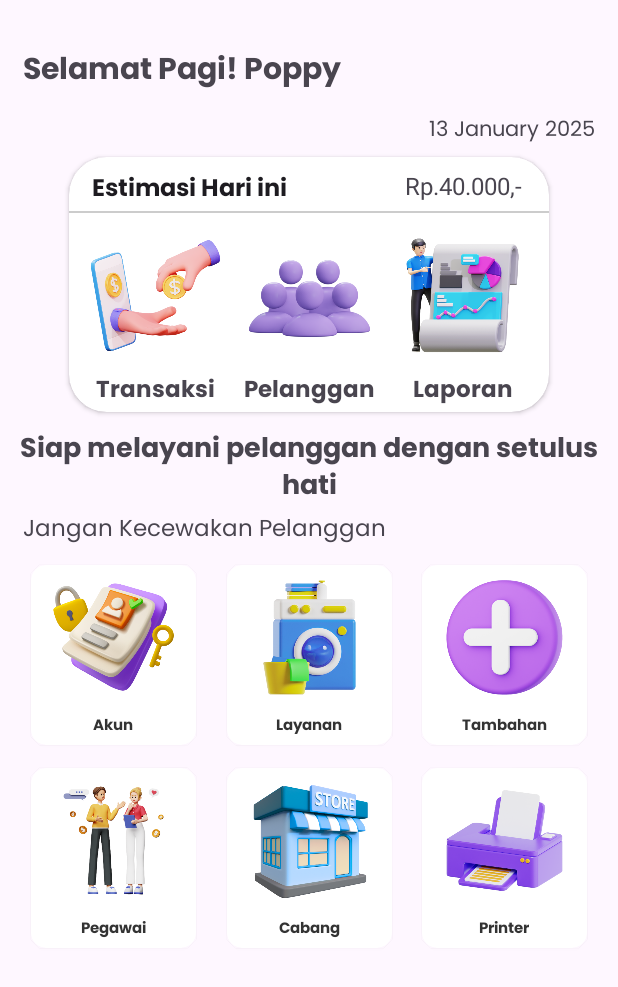
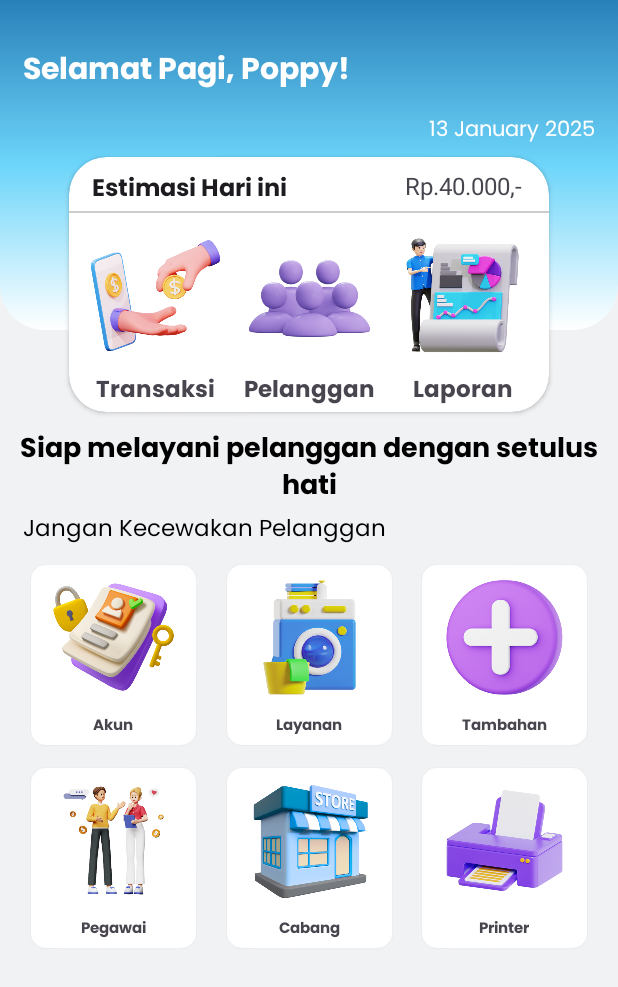
Before and after one commit to poppyandarista/Laundry, an Android app: the screen it shows after launch (MainActivity), on a phone screen of 412 x 824 dp. Shown: the top 987 px of the screen. Run offline under Robolectric (Android 15) with nearby library versions, the phone set to English and light mode, and no system bars.

Commit message:
update ui

```diff
--- a/Laundry/app/src/main/java/com/luthfiana/laundry/MainActivity.kt
+++ b/Laundry/app/src/main/java/com/luthfiana/laundry/MainActivity.kt
@@ -29,13 +29,13 @@
         val hour = calendar.get(Calendar.HOUR_OF_DAY)
 
         val greeting = when (hour) {
-            in 5..11 -> "Selamat Pagi!"
-            in 12..15 -> "Selamat Siang!"
-            in 16..18 -> "Selamat Sore!"
-            else -> "Selamat Malam!"
+            in 5..11 -> "Selamat Pagi,"
+            in 12..15 -> "Selamat Siang,"
+            in 16..18 -> "Selamat Sore,"
+            else -> "Selamat Malam,"
         }
 
-        textSelamat.text = "$greeting Poppy"
+        textSelamat.text = "$greeting Poppy!"
 
 ViewCompat.setOnApplyWindowInsetsListener(findViewById(R.id.main)) { v, insets ->
             val systemBars = insets.getInsets(WindowInsetsCompat.Type.systemBars())
--- /dev/null
+++ b/Laundry/app/src/main/res/drawable/top_bg.xml
@@ -0,0 +1,10 @@
+<?xml version="1.0" encoding="utf-8"?>
+<selector xmlns:android="http://schemas.android.com/apk/res/android">
+    <item>
+        <shape android:shape="rectangle">
+            <gradient android:startColor="#2980b9" android:centerColor="#6dd5fa" android:endColor="#ffffff" android:angle="98"/>
+            <corners android:bottomLeftRadius="30dp" android:bottomRightRadius="30dp"/>"/>
+        </shape>
+    </item>
+
+</selector>
--- a/Laundry/app/src/main/res/layout-land/activity_main.xml
+++ b/Laundry/app/src/main/res/layout-land/activity_main.xml
@@ -6,7 +6,8 @@
     android:id="@+id/main"
     android:layout_width="match_parent"
     android:layout_height="match_parent"
-    tools:context=".MainActivity">
+    tools:context=".MainActivity"
+    android:background="#F1F2F4">
 
     <TextView
         android:id="@+id/selamat"
@@ -16,7 +17,8 @@
         android:fontFamily="@font/poppins_bold"
         android:layout_marginTop="40dp"
         android:layout_marginStart="15dp"
-        android:text="Selamat Pagi, Poppy"
+        android:textColor="@color/black"
+        android:text="Selamat Pagi, Poppy!"
         app:layout_constraintBottom_toTopOf="@+id/tanggal"
         app:layout_constraintStart_toStartOf="parent"
         app:layout_constraintTop_toTopOf="parent"/>
@@ -27,6 +29,7 @@
         android:id="@+id/tanggal"
         android:text="ini tanggal"
         android:layout_marginEnd="15dp"
+        android:textColor="@color/black"
         android:fontFamily="@font/poppins"
         app:layout_constraintEnd_toEndOf="parent"
         app:layout_constraintBottom_toTopOf="@id/cardview1"
@@ -178,7 +181,6 @@
                     android:fontFamily="@font/poppins_bold"
                     android:gravity="center"
                     android:text="Transaksi"
-                    android:textColor="#333"
                     android:textSize="10sp" />
             </LinearLayout>
         </FrameLayout>
@@ -217,7 +219,6 @@
                     android:fontFamily="@font/poppins_bold"
                     android:gravity="center"
                     android:text="Layanan"
-                    android:textColor="#333"
                     android:textSize="10sp" />
             </LinearLayout>
         </FrameLayout>
@@ -257,7 +258,6 @@
                     android:fontFamily="@font/poppins_bold"
                     android:gravity="center"
                     android:text="Tambahan"
-                    android:textColor="#333"
                     android:textSize="10sp" />
             </LinearLayout>
         </FrameLayout>
@@ -296,7 +296,6 @@
                     android:fontFamily="@font/poppins_bold"
                     android:gravity="center"
                     android:text="Pelanggan"
-                    android:textColor="#333"
                     android:textSize="10sp" />
             </LinearLayout>
         </FrameLayout>
@@ -335,7 +334,6 @@
                     android:fontFamily="@font/poppins_bold"
                     android:gravity="center"
                     android:text="Laporan"
-                    android:textColor="#333"
                     android:textSize="10sp" />
             </LinearLayout>
         </FrameLayout>
@@ -374,7 +372,6 @@
                     android:fontFamily="@font/poppins_bold"
                     android:gravity="center"
                     android:text="Printer"
-                    android:textColor="#333"
                     android:textSize="10sp" />
             </LinearLayout>
         </FrameLayout>
--- a/Laundry/app/src/main/res/layout/activity_main.xml
+++ b/Laundry/app/src/main/res/layout/activity_main.xml
@@ -6,7 +6,15 @@
     android:id="@+id/main"
     android:layout_width="match_parent"
     android:layout_height="match_parent"
-    tools:context=".MainActivity">
+    tools:context=".MainActivity"
+    android:background="#F1F2F4">
+
+    <ImageView
+        android:id="@+id/topBg"
+        android:layout_width="match_parent"
+        android:layout_height="220dp"
+        android:src="@drawable/top_bg"
+        app:layout_constraintTop_toTopOf="parent" />
 
     <TextView
         android:id="@+id/selamat"
@@ -16,7 +24,8 @@
         android:fontFamily="@font/poppins_bold"
         android:layout_marginTop="30dp"
         android:layout_marginStart="15dp"
-        android:text="Selamat Pagi, Poppy"
+        android:text="Selamat Pagi, Poppy!"
+        android:textColor="#fff"
         app:layout_constraintBottom_toTopOf="@+id/tanggal"
         app:layout_constraintStart_toStartOf="parent"
         app:layout_constraintTop_toTopOf="parent"/>
@@ -27,6 +36,7 @@
         android:id="@+id/tanggal"
         android:text="ini tanggal"
         android:layout_marginTop="10dp"
+        android:textColor="@color/white"
         android:layout_marginEnd="15dp"
         android:fontFamily="@font/poppins"
         app:layout_constraintEnd_toEndOf="parent"
@@ -148,6 +158,7 @@
         android:text="Siap melayani pelanggan dengan setulus hati"
         android:fontFamily="@font/poppins_bold"
         app:layout_constraintEnd_toEndOf="parent"
+        android:textColor="@color/black"
         app:layout_constraintStart_toStartOf="parent"
         android:textSize="18sp"
         android:textAlignment="center"
@@ -162,6 +173,7 @@
         android:id="@+id/subjudulsiap"
         android:text="Jangan Kecewakan Pelanggan"
         android:fontFamily="@font/poppins"
+        android:textColor="@color/black"
         android:textSize="15sp"
         android:layout_marginStart="15dp"
         app:layout_constraintStart_toStartOf="parent"
@@ -200,7 +212,6 @@
                     android:fontFamily="@font/poppins_bold"
                     android:gravity="center"
                     android:text="Akun"
-                    android:textColor="#333"
                     android:textSize="10sp" />
             </LinearLayout>
         </FrameLayout>
@@ -239,7 +250,6 @@
                     android:fontFamily="@font/poppins_bold"
                     android:gravity="center"
                     android:text="Layanan"
-                    android:textColor="#333"
                     android:textSize="10sp" />
             </LinearLayout>
         </FrameLayout>
@@ -278,7 +288,6 @@
                     android:fontFamily="@font/poppins_bold"
                     android:gravity="center"
                     android:text="Tambahan"
-                    android:textColor="#333"
                     android:textSize="10sp" />
             </LinearLayout>
         </FrameLayout>
@@ -317,7 +326,6 @@
                     android:fontFamily="@font/poppins_bold"
                     android:gravity="center"
                     android:text="Pegawai"
-                    android:textColor="#333"
                     android:textSize="10sp" />
             </LinearLayout>
         </FrameLayout>
@@ -356,7 +364,6 @@
                     android:fontFamily="@font/poppins_bold"
                     android:gravity="center"
                     android:text="Cabang"
-                    android:textColor="#333"
                     android:textSize="10sp" />
             </LinearLayout>
         </FrameLayout>
@@ -395,7 +402,6 @@
                     android:fontFamily="@font/poppins_bold"
                     android:gravity="center"
                     android:text="Printer"
-                    android:textColor="#333"
                     android:textSize="10sp" />
             </LinearLayout>
         </FrameLayout>
```
